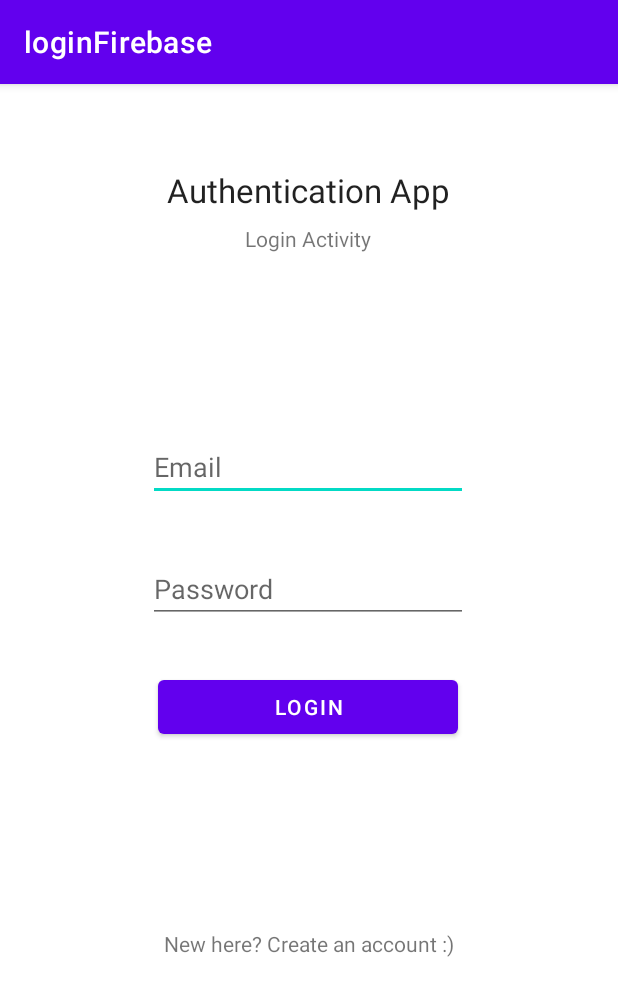
After one commit to hamroz/Android-Studio-Projects, an Android app: the Login screen opened directly, with no data from a screen before it, on a phone screen of 412 x 824 dp. The commit adds this screen. Shown: the top 996 px of the screen. Run offline under Robolectric (Android 15) with nearby library versions, the phone set to English and light mode, and no system bars; our stand-ins replace Firebase (no records; nobody signed in at launch, a user with empty details on screens opened directly).

Commit message:
new apps added

```diff
--- /dev/null
+++ b/loginFirebase/app/src/main/java/com/example/loginfirebase/Login.java
@@ -0,0 +1,81 @@
+package com.example.loginfirebase;
+
+import android.content.Intent;
+import android.os.Bundle;
+import android.text.TextUtils;
+import android.view.View;
+import android.widget.Button;
+import android.widget.EditText;
+import android.widget.ProgressBar;
+import android.widget.TextView;
+import android.widget.Toast;
+
+import androidx.annotation.NonNull;
+import androidx.appcompat.app.AppCompatActivity;
+
+import com.google.android.gms.tasks.OnCompleteListener;
+
+import com.google.android.gms.tasks.Task;
+import com.google.firebase.auth.AuthResult;
+import com.google.firebase.auth.FirebaseAuth;
+public class Login extends AppCompatActivity {
+
+    EditText mEmail, mPassword;
+    Button mLoginBtn;
+    TextView mCreateBtn;
+    ProgressBar progressBar;
+    FirebaseAuth fAuth;
+
+    @Override
+    protected void onCreate(Bundle savedInstanceState) {
+        super.onCreate(savedInstanceState);
+        setContentView(R.layout.activity_login);
+
+        mEmail = findViewById(R.id.Email1);
+        mPassword = findViewById(R.id.Password);
+        progressBar = findViewById(R.id.progressBar);
+        fAuth = FirebaseAuth.getInstance();
+        mLoginBtn = findViewById(R.id.loginBtn);
+        mCreateBtn = findViewById(R.id.createText);
+    }
+
+    public void onClickRegisterFromLogin(View view) {
+        startActivity(new Intent(getApplicationContext(), Register.class));
+    }
+
+    public void onClickLogin(View view) {
+        String email = mEmail.getText().toString().trim();
+        String password = mPassword.getText().toString().trim();
+        if (TextUtils.isEmpty(email)) {
+            mEmail.setError("Email is Required.");
+            return;
+        }
+        if (TextUtils.isEmpty(password)) {
+            mPassword.setError("Password is Required.");
+            return;
+        }
+
+        if (password.length() < 6) {
+            mPassword.setError("Password Must be >= 6 Characters");
+            return;
+        }
+        progressBar.setVisibility(View.VISIBLE);
+
+
+        // Now, we authenticate the user
+        fAuth.signInWithEmailAndPassword(email,password).addOnCompleteListener(new OnCompleteListener<AuthResult>() {
+            @Override
+            public void onComplete(@NonNull Task<AuthResult> task) {
+                if(task.isSuccessful()){
+                    Toast.makeText(Login.this, "Logged in Successfully", Toast.LENGTH_SHORT).show();
+                    startActivity(new Intent(getApplicationContext(),MainActivity.class));
+                }else {
+                    Toast.makeText(Login.this, "Error ! " + task.getException().getMessage(), Toast.LENGTH_SHORT).show();
+                    progressBar.setVisibility(View.GONE);
+                }
+
+            }
+        });
+
+    }
+}
--- /dev/null
+++ b/loginFirebase/app/src/main/res/layout/activity_login.xml
@@ -0,0 +1,95 @@
+<?xml version="1.0" encoding="utf-8"?>
+<androidx.constraintlayout.widget.ConstraintLayout xmlns:android="http://schemas.android.com/apk/res/android"
+    xmlns:app="http://schemas.android.com/apk/res-auto"
+    xmlns:tools="http://schemas.android.com/tools"
+    android:layout_width="match_parent"
+    android:layout_height="match_parent"
+    tools:context=".Login">
+
+    <TextView
+        android:id="@+id/textView"
+        android:layout_width="wrap_content"
+        android:layout_height="wrap_content"
+        android:layout_marginTop="56dp"
+        android:text="Authentication App"
+        android:textAppearance="@style/TextAppearance.AppCompat.Large"
+        app:layout_constraintEnd_toEndOf="parent"
+        app:layout_constraintHorizontal_bias="0.498"
+        app:layout_constraintStart_toStartOf="parent"
+        app:layout_constraintTop_toTopOf="parent" />
+
+
+    <TextView
+        android:id="@+id/textView2"
+        android:layout_width="wrap_content"
+        android:layout_height="wrap_content"
+        android:layout_marginTop="8dp"
+        android:text="Login Activity"
+        app:layout_constraintEnd_toEndOf="parent"
+        app:layout_constraintHorizontal_bias="0.498"
+        app:layout_constraintStart_toStartOf="parent"
+        app:layout_constraintTop_toBottomOf="@+id/textView" />
+
+    <EditText
+        android:id="@+id/Email1"
+        android:layout_width="wrap_content"
+        android:layout_height="wrap_content"
+        android:layout_marginTop="120dp"
+        android:ems="10"
+        android:hint="Email"
+        android:inputType="textPersonName"
+        app:layout_constraintEnd_toEndOf="parent"
+        app:layout_constraintHorizontal_bias="0.497"
+        app:layout_constraintStart_toStartOf="parent"
+        app:layout_constraintTop_toBottomOf="@+id/textView2" />
+
+    <Button
+        android:id="@+id/loginBtn"
+        android:layout_width="200dp"
+        android:layout_height="wrap_content"
+        android:layout_marginTop="32dp"
+        android:onClick="onClickLogin"
+        android:text="Login"
+        app:layout_constraintEnd_toEndOf="parent"
+        app:layout_constraintHorizontal_bias="0.497"
+        app:layout_constraintStart_toStartOf="parent"
+        app:layout_constraintTop_toBottomOf="@+id/Password" />
+
+    <TextView
+        android:id="@+id/createText"
+        android:layout_width="wrap_content"
+        android:layout_height="wrap_content"
+        android:layout_marginTop="124dp"
+        android:onClick="onClickLoginFromLogin"
+        android:text="New here? Create an account :)"
+        app:layout_constraintEnd_toEndOf="parent"
+        app:layout_constraintStart_toStartOf="parent"
+        app:layout_constraintTop_toBottomOf="@+id/loginBtn" />
+
+    <ProgressBar
+        android:id="@+id/progressBar"
+        style="?android:attr/progressBarStyle"
+        android:layout_width="wrap_content"
+        android:layout_height="wrap_content"
+        android:layout_marginTop="20dp"
+        android:visibility="invisible"
+        app:layout_constraintEnd_toEndOf="parent"
+        app:layout_constraintHorizontal_bias="0.498"
+        app:layout_constraintStart_toStartOf="parent"
+        app:layout_constraintTop_toBottomOf="@+id/createText" />
+
+    <EditText
+        android:id="@+id/Password"
+        android:layout_width="wrap_content"
+        android:layout_height="wrap_content"
+        android:layout_marginTop="36dp"
+        android:ems="10"
+        android:hint="Password"
+        android:inputType="textPassword"
+        app:layout_constraintEnd_toEndOf="parent"
+        app:layout_constraintHorizontal_bias="0.497"
+        app:layout_constraintStart_toStartOf="parent"
+        app:layout_constraintTop_toBottomOf="@+id/Email1" />
+
+
+</androidx.constraintlayout.widget.ConstraintLayout>
```
Also changed, not shown: loginFirebase/app/build.gradle (+5 -3 lines), loginFirebase/app/src/main/AndroidManifest.xml (+23 -0 lines), loginFirebase/app/src/main/java/com/example/loginfirebase/MainActivity.java (+13 -0 lines), loginFirebase/app/src/main/java/com/example/loginfirebase/Register.java (added, +90 -0 lines), loginFirebase/app/src/main/res/layout/activity_main.xml (+14 -1 lines), loginFirebase/app/src/main/res/layout/activity_register.xml (added, +118 -0 lines), loginFirebase/build.gradle (+7 -3 lines), loginFirebase/gradle/wrapper/gradle-wrapper.properties, 3 other files.
